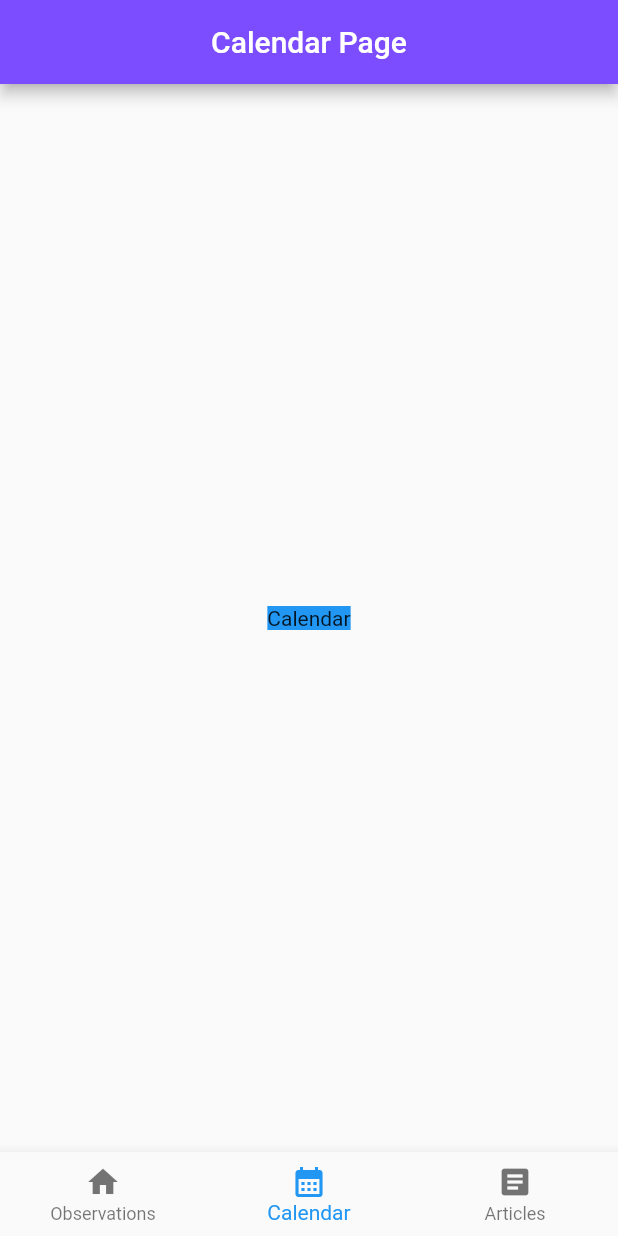
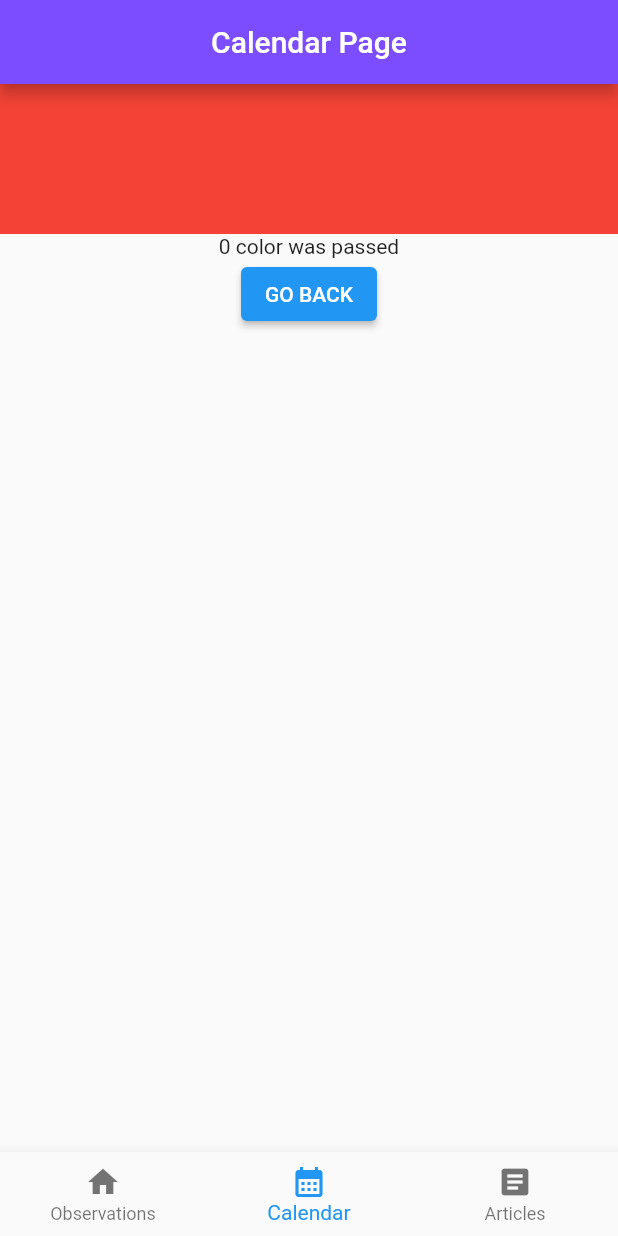
Before and after one commit to aleksandrapacia/calspace, a Flutter app: the CalendarPage screen opened by its route, on a phone screen of 412 x 824 dp. Run offline on Flutter 3.47's test engine with Material 2 defaults, Android fonts, the phone set to English and light mode, and no system bars; our stand-ins replace go_router.

Commit message:
passing data concept

```diff
--- a/calspace/lib/main.dart
+++ b/calspace/lib/main.dart
@@ -50,7 +50,10 @@ final GoRouter _router = GoRouter(
             GoRoute(
               path: '/calendarpage',
               builder: (context, state) {
-                return CalendarPage();
+                return CalendarPage(
+                  passedColor: Colors.red,
+                  passedColorName: '0',
+                );
               },
             )
           ],
--- a/calspace/lib/pages/calendar_page.dart
+++ b/calspace/lib/pages/calendar_page.dart
@@ -1,24 +1,43 @@
 import 'package:flutter/material.dart';
 
 class CalendarPage extends StatefulWidget {
-  const CalendarPage({super.key});
+  final Color passedColor;
+  final String passedColorName;
 
+  const CalendarPage(
+      {super.key, required this.passedColor, required this.passedColorName});
   @override
-  State<CalendarPage> createState() => _CalendarPageState();
+  _CalendarPageState createState() => _CalendarPageState(
+        passedColor: passedColor,
+        passedColorName: passedColorName,
+      );
 }
 
 class _CalendarPageState extends State<CalendarPage> {
+  Color passedColor;
+  String passedColorName;
+  _CalendarPageState(
+      {required this.passedColor, required this.passedColorName});
   @override
   Widget build(BuildContext context) {
     return Scaffold(
-      body: Center(
-          child: Container(
-        color: Colors.blue,
-        child: const Text('Calendar'),
-      )),
+      body: Column(
+        children: [
+          Container(
+              height: 100, width: double.infinity, color: widget.passedColor),
+          Text('${widget.passedColorName} color was passed'),
+          ElevatedButton(
+            onPressed: () {
+              Navigator.pop(context);
+            },
+            child: const Text('GO BACK'),
+          ),
+        ],
+      ),
       appBar: AppBar(
         title: const Center(child: Text('Calendar Page')),
         backgroundColor: Colors.deepPurpleAccent,
+        automaticallyImplyLeading: false,
       ),
     );
   }
```
Also changed, not shown: calspace/lib/pages/home_page.dart (+35 -13 lines).
